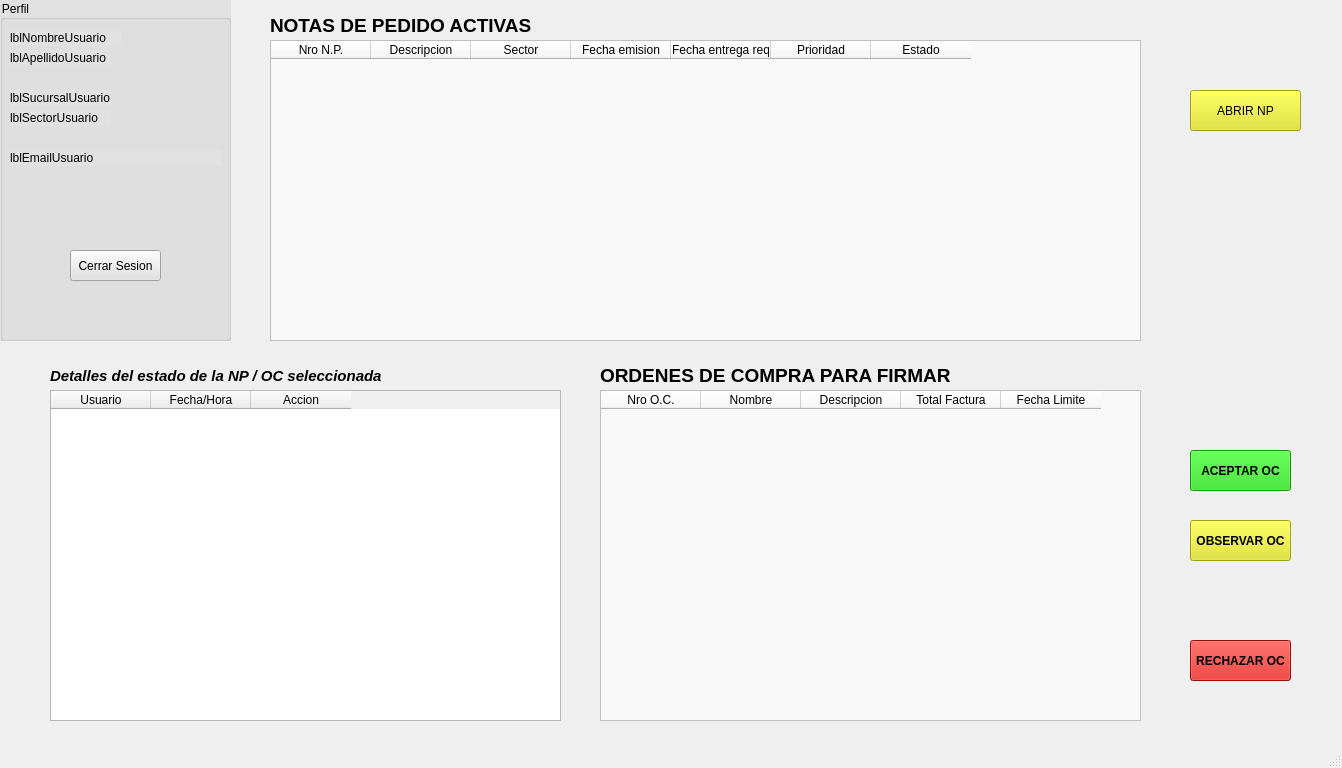
Above: pantallaGerenteGeneral.ui from AyeQuinteros15/DemoPracticas before the change. Below: the same form after it.
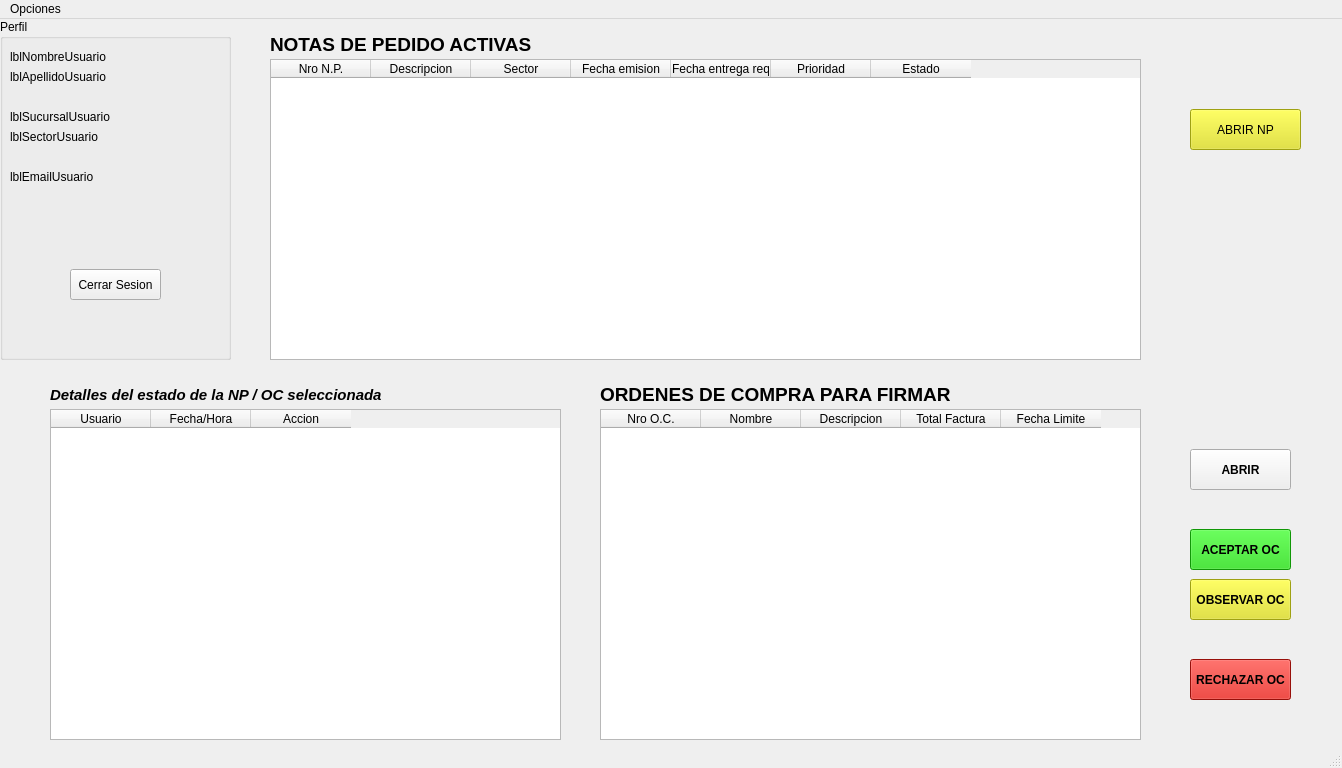
That is the form after the change.

The edit to the form file:
```diff
--- a/pantallaGerenteGeneral.ui
+++ b/pantallaGerenteGeneral.ui
@@ -36,7 +36,7 @@
      </rect>
     </property>
     <property name="styleSheet">
-     <string notr="true">background-color: rgb(225, 225, 225);</string>
+     <string notr="true"/>
     </property>
     <property name="title">
      <string>Perfil</string>
@@ -149,7 +149,7 @@
      </rect>
     </property>
     <property name="styleSheet">
-     <string notr="true">background-color: rgb(248, 248, 248);</string>
+     <string notr="true"/>
     </property>
     <column>
      <property name="text">
@@ -278,7 +278,7 @@
      </rect>
     </property>
     <property name="styleSheet">
-     <string notr="true">background-color: rgb(248, 248, 248);</string>
+     <string notr="true"/>
     </property>
     <column>
      <property name="text">
@@ -310,7 +310,7 @@
     <property name="geometry">
      <rect>
       <x>1190</x>
-      <y>450</y>
+      <y>510</y>
       <width>101</width>
       <height>41</height>
      </rect>
@@ -354,7 +354,7 @@
     <property name="geometry">
      <rect>
       <x>1190</x>
-      <y>520</y>
+      <y>560</y>
       <width>101</width>
       <height>41</height>
      </rect>
@@ -372,6 +372,28 @@
      <string>OBSERVAR OC</string>
     </property>
    </widget>
+   <widget class="QPushButton" name="btnAbrirCarpeta_GG">
+    <property name="geometry">
+     <rect>
+      <x>1190</x>
+      <y>430</y>
+      <width>101</width>
+      <height>41</height>
+     </rect>
+    </property>
+    <property name="font">
+     <font>
+      <bold>true</bold>
+     </font>
+    </property>
+    <property name="styleSheet">
+     <string notr="true">
+color: rgb(0, 0, 0);</string>
+    </property>
+    <property name="text">
+     <string>ABRIR</string>
+    </property>
+   </widget>
   </widget>
   <widget class="QMenuBar" name="menubar">
    <property name="geometry">
@@ -382,6 +404,13 @@
      <height>22</height>
     </rect>
    </property>
+   <widget class="QMenu" name="menuOpciones">
+    <property name="title">
+     <string>Opciones</string>
+    </property>
+    <addaction name="actionAbrir_Biblioteca_NP_OC"/>
+   </widget>
+   <addaction name="menuOpciones"/>
   </widget>
   <widget class="QStatusBar" name="statusbar"/>
  </widget>
```
Left out of the diff: 5 changed lines with no effect on the pictures.
